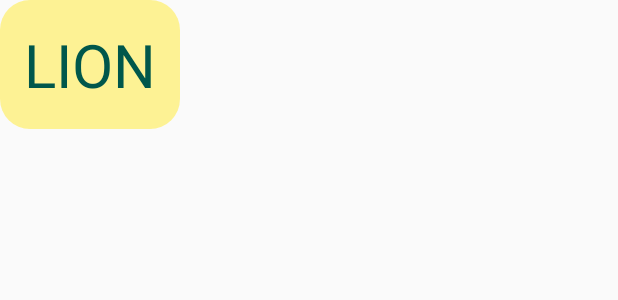
After one commit to RujiraKongsomran/ARCoreSceneform, an Android app: the layout name_animal.xml on its own in the app's theme, with its tools: preview values and no code run, on a phone screen of 412 x 824 dp. The commit adds this screen. Shown: the top 300 px of the screen. Run offline under Robolectric (Android 15) with nearby library versions, the phone set to English and light mode, and no system bars.

Commit message:
Improve app and add name of animal

```diff
--- /dev/null
+++ b/app/src/main/res/drawable/round_bg.xml
@@ -0,0 +1,10 @@
+<?xml version="1.0" encoding="utf-8"?>
+<shape xmlns:android="http://schemas.android.com/apk/res/android"
+    android:padding="10dp"
+    android:shape="rectangle">
+
+    <solid android:color="#A0FFEE58" />
+    <corners android:radius="20dp" />
+
+
+</shape>
--- /dev/null
+++ b/app/src/main/res/layout/name_animal.xml
@@ -0,0 +1,14 @@
+<?xml version="1.0" encoding="utf-8"?>
+<TextView xmlns:android="http://schemas.android.com/apk/res/android"
+    android:id="@+id/nameAnimal"
+    android:layout_width="wrap_content"
+    android:layout_height="wrap_content"
+    android:background="@drawable/round_bg"
+    android:gravity="center"
+    android:padding="16dp"
+    android:text="LION"
+    android:textAllCaps="true"
+    android:textColor="@color/colorPrimaryDark"
+    android:textSize="40sp">
+
+</TextView>
```
Also changed, not shown: app/src/main/java/com/rujira/arcoresceneform/MainActivity.java (+148 -0 lines), 1 other file.
